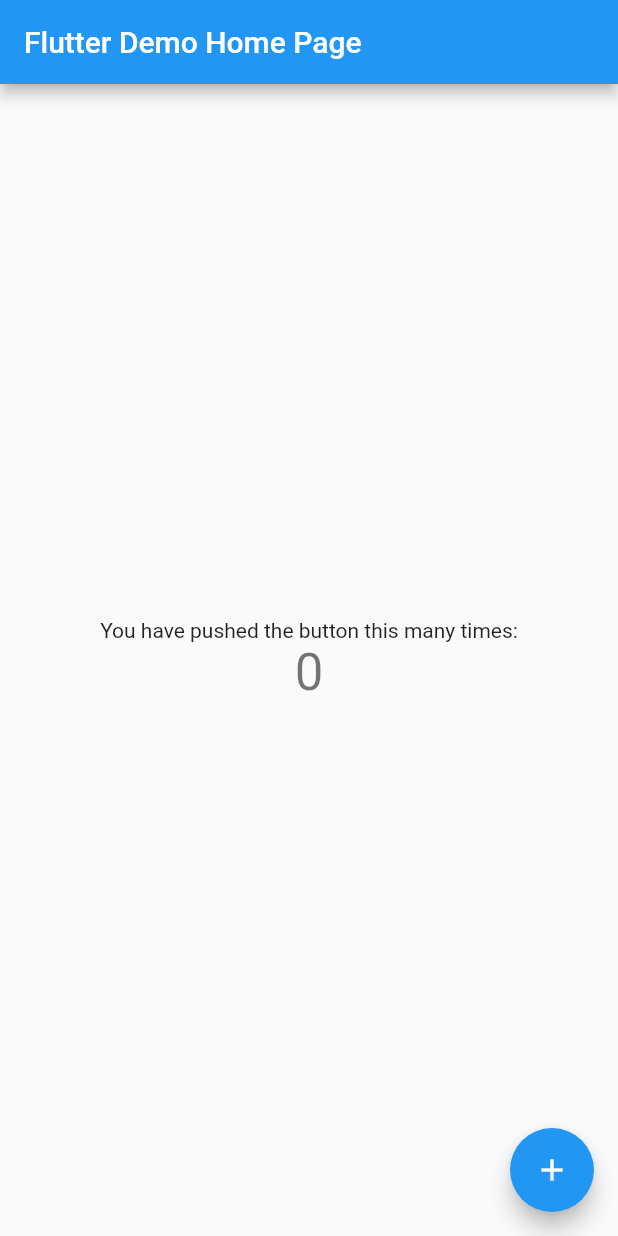
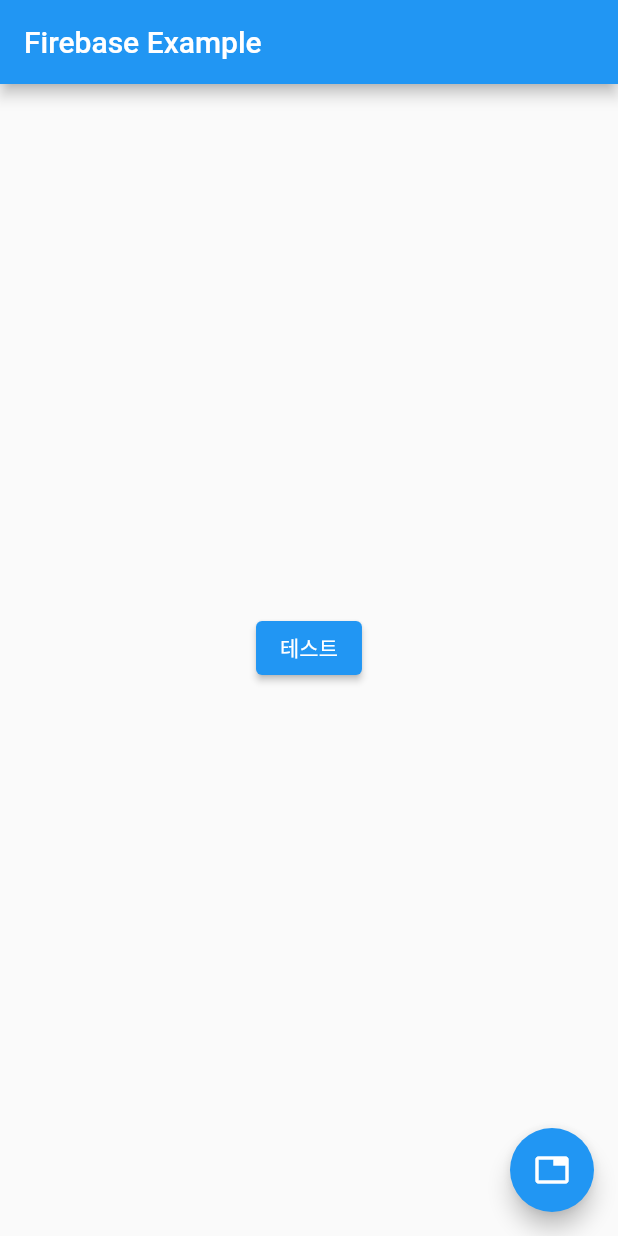
Before and after one commit to rival6821/flutter_book, a Flutter app: the screen it shows after launch, on a phone screen of 412 x 824 dp. Run offline on Flutter 3.47's test engine with Material 2 defaults, Android fonts, the phone set to English and light mode, and no system bars; our stand-ins replace dio, firebase_analytics, firebase_core; accounts and stored records are empty.

Commit message:
firebase event

```diff
--- a/firebase_example2/lib/main.dart
+++ b/firebase_example2/lib/main.dart
@@ -1,11 +1,20 @@
+import 'package:firebase_analytics/firebase_analytics.dart';
+import 'package:firebase_core/firebase_core.dart';
 import 'package:flutter/material.dart';
 
-void main() {
+// void main() => runApp(MyApp());
+
+void main() async {
+  WidgetsFlutterBinding.ensureInitialized();
+  await Firebase.initializeApp();
   runApp(const MyApp());
 }
 
 class MyApp extends StatelessWidget {
   const MyApp({Key? key}) : super(key: key);
+
+  static FirebaseAnalytics analytics = FirebaseAnalytics.instance;
+  static FirebaseAnalyticsObserver observer = FirebaseAnalyticsObserver(analytics: analytics);
 
   // This widget is the root of your application.
   @override
@@ -13,103 +22,64 @@ class MyApp extends StatelessWidget {
     return MaterialApp(
       title: 'Flutter Demo',
       theme: ThemeData(
-        // This is the theme of your application.
-        //
-        // Try running your application with "flutter run". You'll see the
-        // application has a blue toolbar. Then, without quitting the app, try
-        // changing the primarySwatch below to Colors.green and then invoke
-        // "hot reload" (press "r" in the console where you ran "flutter run",
-        // or simply save your changes to "hot reload" in a Flutter IDE).
-        // Notice that the counter didn't reset back to zero; the application
-        // is not restarted.
         primarySwatch: Colors.blue,
       ),
-      home: const MyHomePage(title: 'Flutter Demo Home Page'),
+      navigatorObservers: <NavigatorObserver>[],
+      home: FirebaseApp(
+        analytics: analytics,
+        observer: observer
+      ),
     );
   }
 }
 
-class MyHomePage extends StatefulWidget {
-  const MyHomePage({Key? key, required this.title}) : super(key: key);
-
-  // This widget is the home page of your application. It is stateful, meaning
-  // that it has a State object (defined below) that contains fields that affect
-  // how it looks.
-
-  // This class is the configuration for the state. It holds the values (in this
-  // case the title) provided by the parent (in this case the App widget) and
-  // used by the build method of the State. Fields in a Widget subclass are
-  // always marked "final".
-
-  final String title;
+class FirebaseApp extends StatefulWidget {
+  FirebaseApp({key, required this.analytics, required this.observer}) :
+        super(key: key);
+  final FirebaseAnalytics analytics;
+  final FirebaseAnalyticsObserver observer;
 
   @override
-  State<MyHomePage> createState() => _MyHomePageState();
+  _FirebaseAppState createState() => _FirebaseAppState(analytics, observer);
 }
 
-class _MyHomePageState extends State<MyHomePage> {
-  int _counter = 0;
+class _FirebaseAppState extends State<FirebaseApp> {
+  _FirebaseAppState(this.analytics, this.observer);
 
-  void _incrementCounter() {
+  final FirebaseAnalytics analytics;
+  final FirebaseAnalyticsObserver observer;
+  String _message = '';
+
+  void setMessage(String message) {
     setState(() {
-      // This call to setState tells the Flutter framework that something has
-      // changed in this State, which causes it to rerun the build method below
-      // so that the display can reflect the updated values. If we changed
-      // _counter without calling setState(), then the build method would not be
-      // called again, and so nothing would appear to happen.
-      _counter++;
+      _message = message;
     });
+  }
+
+  Future<void> _sendAnalyticsEvent() async {
+    await analytics.logEvent(name: 'test_event', parameters: <String, dynamic>{
+      'string' : 'hello flutter',
+      'int' : 100,
+    });
+    setMessage('Analystics 보내기 성공');
   }
 
   @override
   Widget build(BuildContext context) {
-    // This method is rerun every time setState is called, for instance as done
-    // by the _incrementCounter method above.
-    //
-    // The Flutter framework has been optimized to make rerunning build methods
-    // fast, so that you can just rebuild anything that needs updating rather
-    // than having to individually change instances of widgets.
     return Scaffold(
       appBar: AppBar(
-        // Here we take the value from the MyHomePage object that was created by
-        // the App.build method, and use it to set our appbar title.
-        title: Text(widget.title),
+        title: Text('Firebase Example'),
       ),
       body: Center(
-        // Center is a layout widget. It takes a single child and positions it
-        // in the middle of the parent.
         child: Column(
-          // Column is also a layout widget. It takes a list of children and
-          // arranges them vertically. By default, it sizes itself to fit its
-          // children horizontally, and tries to be as tall as its parent.
-          //
-          // Invoke "debug painting" (press "p" in the console, choose the
-          // "Toggle Debug Paint" action from the Flutter Inspector in Android
-          // Studio, or the "Toggle Debug Paint" command in Visual Studio Code)
-          // to see the wireframe for each widget.
-          //
-          // Column has various properties to control how it sizes itself and
-          // how it positions its children. Here we use mainAxisAlignment to
-          // center the children vertically; the main axis here is the vertical
-          // axis because Columns are vertical (the cross axis would be
-          // horizontal).
+          children: [
+            ElevatedButton(onPressed: _sendAnalyticsEvent, child: Text('테스트')),
+            Text(_message, style: const TextStyle(color: Colors.blueAccent),)
+          ],
           mainAxisAlignment: MainAxisAlignment.center,
-          children: <Widget>[
-            const Text(
-              'You have pushed the button this many times:',
-            ),
-            Text(
-              '$_counter',
-              style: Theme.of(context).textTheme.headline4,
-            ),
-          ],
         ),
       ),
-      floatingActionButton: FloatingActionButton(
-        onPressed: _incrementCounter,
-        tooltip: 'Increment',
-        child: const Icon(Icons.add),
-      ), // This trailing comma makes auto-formatting nicer for build methods.
+      floatingActionButton: FloatingActionButton(child: const Icon(Icons.tab), onPressed: (){},),
     );
   }
 }
--- a/firebase_example2/pubspec.yaml
+++ b/firebase_example2/pubspec.yaml
@@ -29,6 +29,8 @@ environment:
 dependencies:
   flutter:
     sdk: flutter
+  firebase_core: ^1.12.0
+  firebase_analytics: ^9.1.0
 
 
   # The following adds the Cupertino Icons font to your application.
```
Also changed, not shown: firebase_example2/pubspec.lock, 3 other files.
